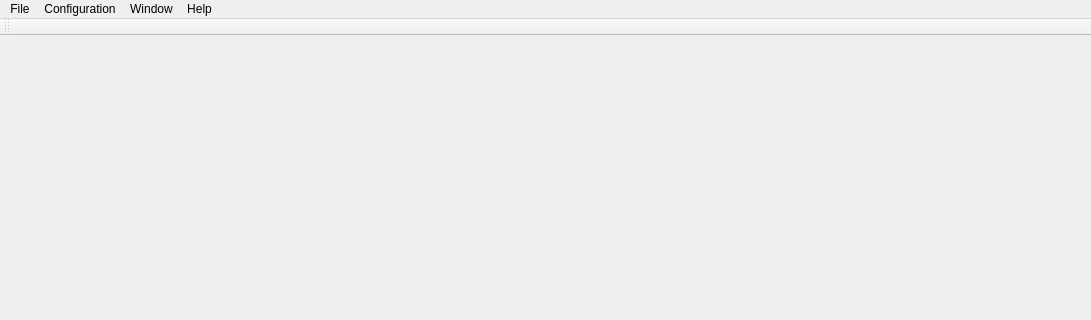
matoom/frostbite, file mainwindow.ui: the form before one commit; both pictures show x 0 to 1091 and y 0 to 320 of the 1091 by 554 pixel window.
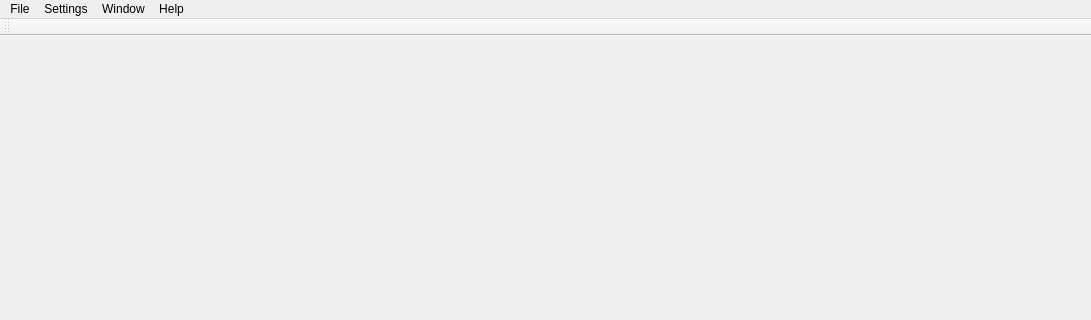
The form after the commit. Icons and pictures are not drawn.

Commit message: Added appearance dialog; updated images and general ui look; added tab word completer; added quick button edit on right click

Diff of the .ui file:
```diff
--- a/mainwindow.ui
+++ b/mainwindow.ui
@@ -25,6 +25,9 @@
     border-radius: 10px;
     border-color: beige;*/
     min-width: 10em;
+	background-image: url(:/images/bar.png);
+
+
 /*   background: qlineargradient(x1: 0, y1: 0, x2: 0, y2: 1,
                                   stop: 0 #E1E1E1, stop: 0.4 #DDDDDD,
                                   stop: 0.5 #D8D8D8, stop: 1.0 #D3D3D3);
@@ -53,10 +56,11 @@
 */
 
 QToolButton { 
-	 border: 1px solid rgb(190, 190, 190);
-	 margin-left: -1px;
-     margin-top: -1;
-	border-bottom-right-radius: 5px;
+	 /*border: 1px solid rgb(190, 190, 190);*/
+	 /*margin-left: -1px;
+     margin-top: -1;*/
+/*	border-bottom-right-radius: 5px;*/
+	/*background: #242024;*/
 }
 
 QToolButton:hover {
@@ -73,7 +77,7 @@
  QDockWidget {
     titlebar-normal-icon:  url(&quot;:/images/minus.png&quot;);
 	titlebar-close-icon: url(&quot;:/images/close.png&quot;);
-	color: #e0e0e0;
+	color: #dfdfdf;
     font: 7pt &quot;Microsoft JhengHei&quot;;
  }
 
@@ -97,7 +101,15 @@
 	padding: 0px;
     padding-left: 5px;
 	padding-top: 2px;
- }</string>
+ }
+
+/* style for qcolodialog*/
+QDialogButtonBox {
+	dialogbuttonbox-buttons-have-icons: 0;
+	height: 25px;
+	max-height: 25px;
+}
+</string>
   </property>
   <widget class="QWidget" name="centralWidget">
    <property name="autoFillBackground">
@@ -151,7 +163,7 @@
      <bool>false</bool>
     </property>
     <property name="title">
-     <string>Configuration</string>
+     <string>Settings</string>
     </property>
     <property name="separatorsCollapsible">
      <bool>false</bool>
```
Left out of the diff: 14 changed lines with no effect on the pictures. The commit also changes 107 other files.
